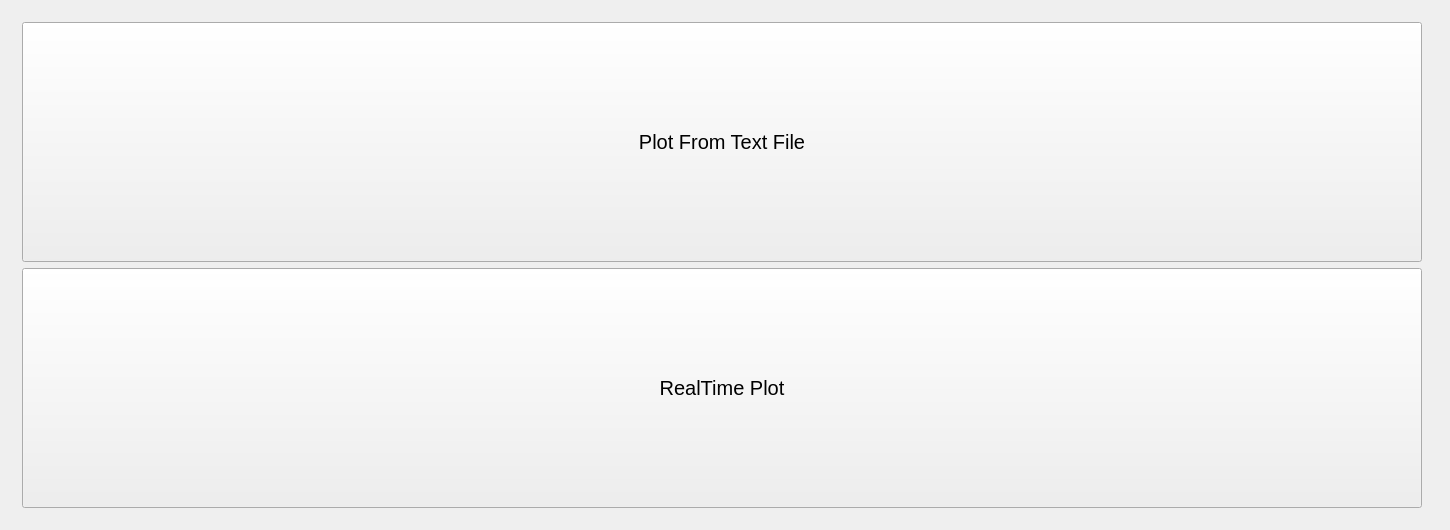
First picture: the form in ThrustTelemetry/mainwindow.ui, repository BrainyZombie/ThrustMIT-Telemetry, before the edit.
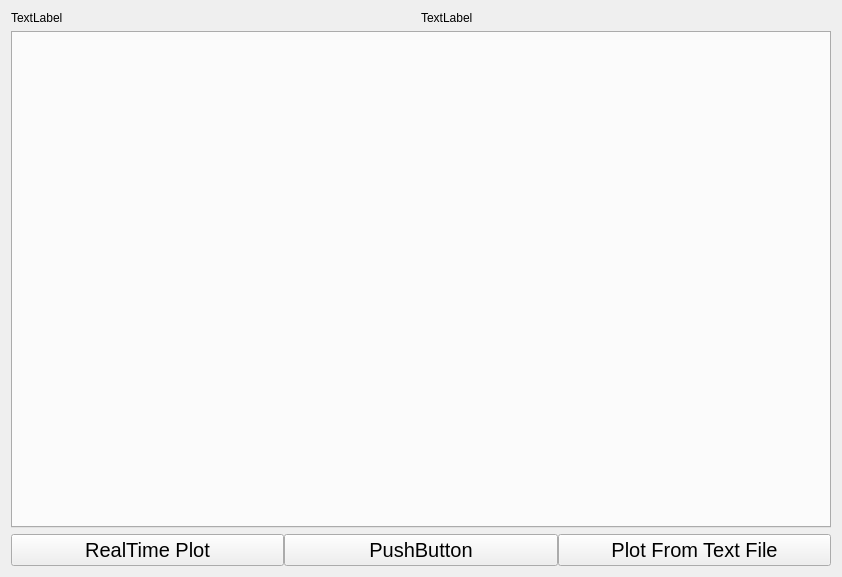
Second picture: the form after the edit.

```diff
--- a/ThrustTelemetry/mainwindow.ui
+++ b/ThrustTelemetry/mainwindow.ui
@@ -6,8 +6,8 @@
    <rect>
     <x>0</x>
     <y>0</y>
-    <width>1450</width>
-    <height>530</height>
+    <width>842</width>
+    <height>577</height>
    </rect>
   </property>
   <property name="sizePolicy">
@@ -20,7 +20,58 @@
    <string>MainWindow</string>
   </property>
   <widget class="QWidget" name="centralWidget">
-   <layout class="QHBoxLayout" name="horizontalLayout">
+   <layout class="QVBoxLayout" name="verticalLayout">
+    <item>
+     <widget class="QWidget" name="widget_3" native="true">
+      <layout class="QHBoxLayout" name="horizontalLayout">
+       <property name="spacing">
+        <number>0</number>
+       </property>
+       <property name="leftMargin">
+        <number>0</number>
+       </property>
+       <property name="topMargin">
+        <number>0</number>
+       </property>
+       <property name="rightMargin">
+        <number>0</number>
+       </property>
+       <property name="bottomMargin">
+        <number>0</number>
+       </property>
+       <item>
+        <widget class="QLabel" name="logo">
+         <property name="text">
+          <string>TextLabel</string>
+         </property>
+        </widget>
+       </item>
+       <item>
+        <widget class="QLabel" name="logo2">
+         <property name="layoutDirection">
+          <enum>Qt::RightToLeft</enum>
+         </property>
+         <property name="text">
+          <string>TextLabel</string>
+         </property>
+        </widget>
+       </item>
+      </layout>
+     </widget>
+    </item>
+    <item>
+     <widget class="QTabWidget" name="tabWidget">
+      <property name="sizePolicy">
+       <sizepolicy hsizetype="Expanding" vsizetype="Expanding">
+        <horstretch>0</horstretch>
+        <verstretch>0</verstretch>
+       </sizepolicy>
+      </property>
+      <property name="currentIndex">
+       <number>-1</number>
+      </property>
+     </widget>
+    </item>
     <item>
      <widget class="QWidget" name="widget" native="true">
       <property name="sizePolicy">
@@ -29,7 +80,54 @@
         <verstretch>0</verstretch>
        </sizepolicy>
       </property>
-      <layout class="QVBoxLayout" name="verticalLayout_2">
+      <layout class="QHBoxLayout" name="horizontalLayout_2">
+       <property name="spacing">
+        <number>0</number>
+       </property>
+       <property name="leftMargin">
+        <number>0</number>
+       </property>
+       <property name="topMargin">
+        <number>0</number>
+       </property>
+       <property name="rightMargin">
+        <number>0</number>
+       </property>
+       <property name="bottomMargin">
+        <number>0</number>
+       </property>
+       <item>
+        <widget class="QPushButton" name="startSerial">
+         <property name="sizePolicy">
+          <sizepolicy hsizetype="Minimum" vsizetype="Minimum">
+           <horstretch>0</horstretch>
+           <verstretch>0</verstretch>
+          </sizepolicy>
+         </property>
+         <property name="styleSheet">
+          <string notr="true">font-size:20px;</string>
+         </property>
+         <property name="text">
+          <string>RealTime Plot</string>
+         </property>
+        </widget>
+       </item>
+       <item>
+        <widget class="QPushButton" name="configSerial">
+         <property name="sizePolicy">
+          <sizepolicy hsizetype="Minimum" vsizetype="Minimum">
+           <horstretch>0</horstretch>
+           <verstretch>0</verstretch>
+          </sizepolicy>
+         </property>
+         <property name="styleSheet">
+          <string notr="true">font-size:20px;</string>
+         </property>
+         <property name="text">
+          <string>PushButton</string>
+         </property>
+        </widget>
+       </item>
        <item>
         <widget class="QPushButton" name="File">
          <property name="sizePolicy">
@@ -46,51 +144,9 @@
          </property>
         </widget>
        </item>
-       <item>
-        <widget class="QPushButton" name="RealTime">
-         <property name="sizePolicy">
-          <sizepolicy hsizetype="Minimum" vsizetype="Minimum">
-           <horstretch>0</horstretch>
-           <verstretch>0</verstretch>
-          </sizepolicy>
-         </property>
-         <property name="styleSheet">
-          <string notr="true">font-size:20px;</string>
-         </property>
-         <property name="text">
-          <string>RealTime Plot</string>
-         </property>
-        </widget>
-       </item>
       </layout>
      </widget>
     </item>
-    <item>
-     <widget class="QWidget" name="widget_2" native="true">
-      <property name="enabled">
-       <bool>false</bool>
-      </property>
-      <property name="sizePolicy">
-       <sizepolicy hsizetype="Maximum" vsizetype="Minimum">
-        <horstretch>0</horstretch>
-        <verstretch>0</verstretch>
-       </sizepolicy>
-      </property>
-      <widget class="QTextBrowser" name="unplottedData">
-       <property name="enabled">
-        <bool>false</bool>
-       </property>
-       <property name="geometry">
-        <rect>
-         <x>0</x>
-         <y>0</y>
-         <width>700</width>
-         <height>500</height>
-        </rect>
-       </property>
-      </widget>
-     </widget>
-    </item>
    </layout>
   </widget>
  </widget>
```
